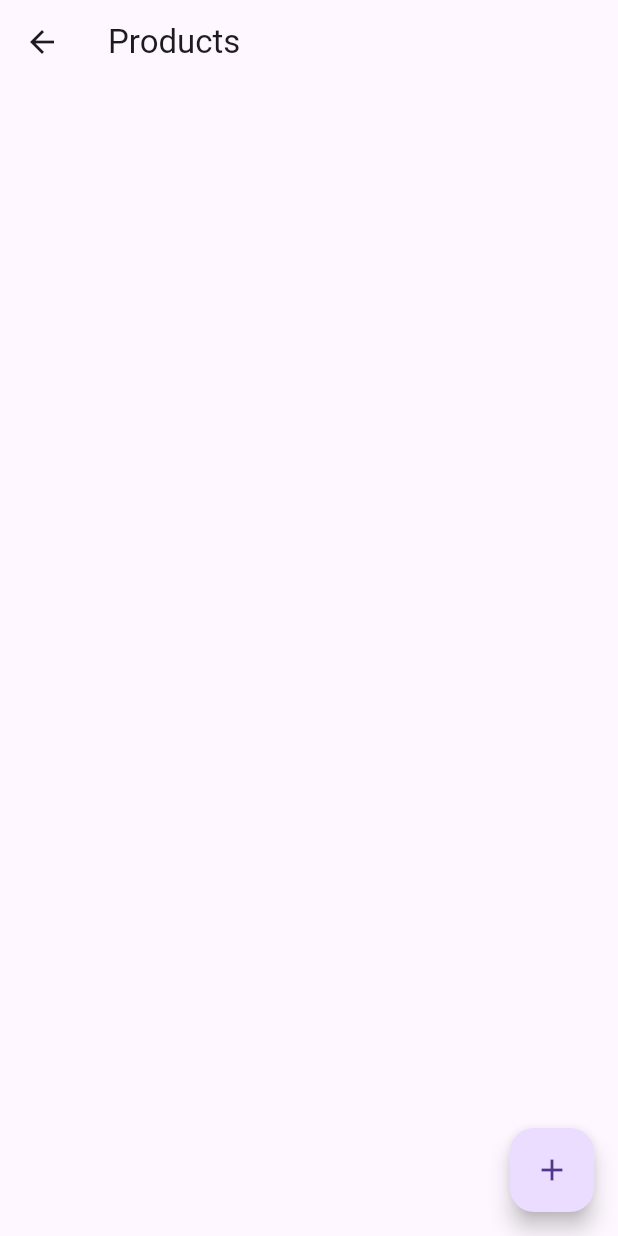
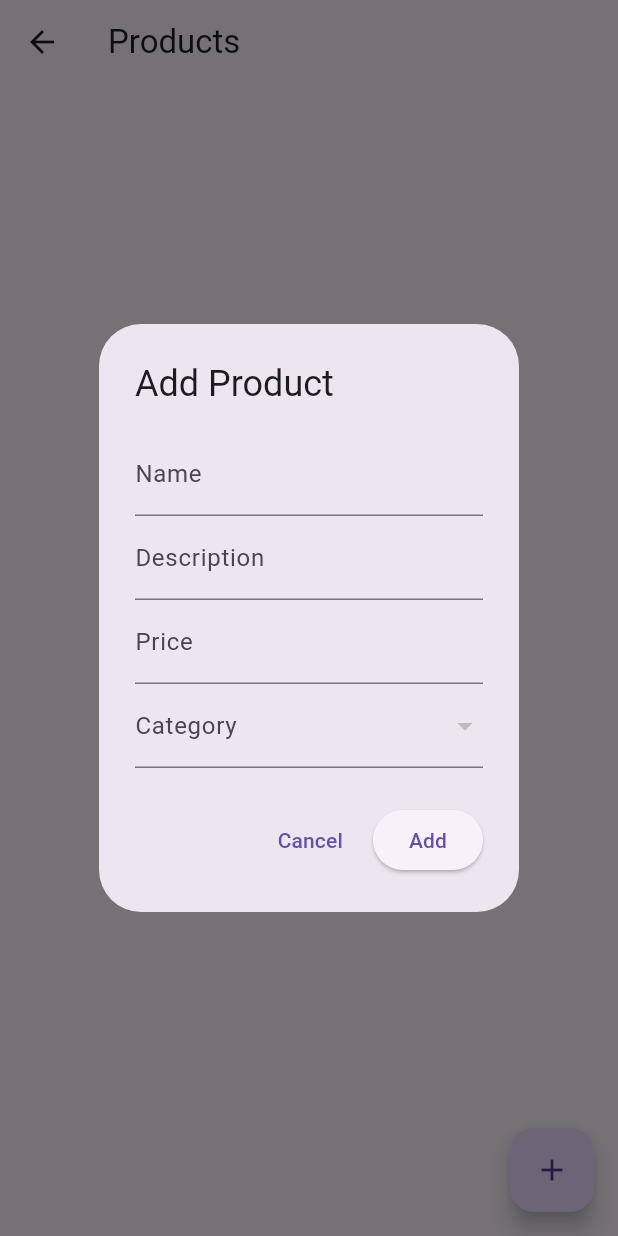
Before and after one commit to ShuangyiHu/E-Commerce-App, a Flutter app: the ProductPage screen opened directly, after a tap on the "add" icon, on a phone screen of 412 x 824 dp. Run offline on Flutter 3.47's test engine with Material 3 defaults, Android fonts, the phone set to English and light mode, and no system bars; our stand-ins replace sqflite; accounts and stored records are empty.

Commit message:
Complete product page

```diff
--- a/lib/pages/product_page.dart
+++ b/lib/pages/product_page.dart
@@ -11,11 +11,14 @@ class ProductPage extends StatefulWidget {
 class _ProductPageState extends State<ProductPage> {
   final DatabaseService dbService = DatabaseService();
   List<Product> products = [];
+  List<model.Category> categories = [];
+  model.Category? selectedCategory;
 
   @override
   void initState() {
     super.initState();
     _loadProducts();
+    _loadCategories();
   }
 
   Future<void> _loadProducts() async {
@@ -35,6 +38,11 @@ class _ProductPageState extends State<ProductPage> {
     setState(() {});
   }
 
+  Future<void> _loadCategories() async {
+    categories = await dbService.fetchAllCategories();
+    setState(() {});
+  }
+
   void _addProduct(String name, String description, double price,
       int categoryId, String categoryName) async {
     await dbService.insertProduct(Product(
@@ -42,9 +50,9 @@ class _ProductPageState extends State<ProductPage> {
       description: description,
       price: price,
       categoryId: categoryId,
-      categoryName: categoryName,
       imageUrl: '',
       stockQuantity: 10,
+      categoryName: categoryName,
     ));
     _loadProducts();
   }
@@ -55,47 +63,78 @@ class _ProductPageState extends State<ProductPage> {
   }
 
   void _deleteProduct(int id) async {
+    bool confirmed = await _showDeleteConfirmationDialog();
+    if (confirmed) {
       await dbService.deleteProduct(id);
       _loadProducts();
     }
+  }
 
-  void _showEditProductDialog(Product product) {
-    final nameController = TextEditingController(text: product.name);
-    final descController = TextEditingController(text: product.description);
-    final priceController =
-        TextEditingController(text: product.price.toString());
+  Future<bool> _showDeleteConfirmationDialog() async {
+    return await showDialog(
+          context: context,
+          builder: (context) => AlertDialog(
+            title: Text('Delete Product'),
+            content: Text('Are you sure you want to delete this product?'),
+            actions: [
+              TextButton(
+                onPressed: () => Navigator.of(context).pop(false),
+                child: Text('Cancel'),
+              ),
+              ElevatedButton(
+                onPressed: () => Navigator.of(context).pop(true),
+                child: Text('Delete'),
+              ),
+            ],
+          ),
+        ) ??
+        false;
+  }
+
+  void _showAddProductDialog() {
+    TextEditingController nameController = TextEditingController();
+    TextEditingController descriptionController = TextEditingController();
+    TextEditingController priceController = TextEditingController();
+    model.Category? selectedCategory;
 
     showDialog(
       context: context,
-      builder: (context) => AlertDialog(
-        title: Text('Edit Product'),
+      builder: (BuildContext context) {
+        return StatefulBuilder(
+          builder: (context, setState) {
+            return AlertDialog(
+              title: Text("Add Product"),
               content: SingleChildScrollView(
                 child: Column(
                   mainAxisSize: MainAxisSize.min,
                   children: [
                     TextField(
                       controller: nameController,
-                decoration: InputDecoration(
-                  labelText: 'Name',
-                  border: OutlineInputBorder(),
+                      decoration: InputDecoration(labelText: "Name"),
                     ),
+                    TextField(
+                      controller: descriptionController,
+                      decoration: InputDecoration(labelText: "Description"),
                     ),
-              SizedBox(height: 8),
-              TextField(
-                controller: descController,
-                decoration: InputDecoration(
-                  labelText: 'Description',
-                  border: OutlineInputBorder(),
-                ),
-              ),
-              SizedBox(height: 8),
                     TextField(
                       controller: priceController,
-                decoration: InputDecoration(
-                  labelText: 'Price',
-                  border: OutlineInputBorder(),
+                      decoration: InputDecoration(labelText: "Price"),
+                      keyboardType: TextInputType.number,
                     ),
-                keyboardType: TextInputType.number,
+                    DropdownButtonFormField<model.Category>(
+                      value: selectedCategory,
+                      items: categories.map((category) {
+                        return DropdownMenuItem<model.Category>(
+                          value: category,
+                          child: Text(category.name),
+                        );
+                      }).toList(),
+                      onChanged: (newCategory) {
+                        setState(() {
+                          selectedCategory = newCategory;
+                        });
+                      },
+                      decoration: InputDecoration(labelText: "Category"),
                     ),
                   ],
                 ),
@@ -103,56 +142,110 @@ class _ProductPageState extends State<ProductPage> {
               actions: [
                 TextButton(
                   onPressed: () => Navigator.of(context).pop(),
-            child: Text('Cancel'),
+                  child: Text("Cancel"),
                 ),
                 ElevatedButton(
                   onPressed: () {
                     final name = nameController.text;
-              final description = descController.text;
+                    final description = descriptionController.text;
                     final price = double.tryParse(priceController.text) ?? 0.0;
 
-              if (name.isNotEmpty) {
-                _updateProduct(
-                  product.copyWith(
+                    if (name.isNotEmpty && selectedCategory != null) {
+                      _addProduct(name, description, price,
+                          selectedCategory!.id!, selectedCategory!.name);
+                      Navigator.of(context).pop();
+                    }
+                  },
+                  child: Text("Add"),
+                ),
+              ],
+            );
+          },
+        );
+      },
+    );
+  }
+
+  void _showEditProductDialog(Product product) {
+    TextEditingController nameController =
+        TextEditingController(text: product.name);
+    TextEditingController descriptionController =
+        TextEditingController(text: product.description);
+    TextEditingController priceController =
+        TextEditingController(text: product.price.toString());
+    selectedCategory =
+        categories.firstWhere((category) => category.id == product.categoryId);
+
+    showDialog(
+      context: context,
+      builder: (BuildContext context) {
+        return StatefulBuilder(
+          builder: (context, setState) {
+            return AlertDialog(
+              title: Text("Edit Product"),
+              content: SingleChildScrollView(
+                child: Column(
+                  mainAxisSize: MainAxisSize.min,
+                  children: [
+                    TextField(
+                      controller: nameController,
+                      decoration: InputDecoration(labelText: "Name"),
+                    ),
+                    TextField(
+                      controller: descriptionController,
+                      decoration: InputDecoration(labelText: "Description"),
+                    ),
+                    TextField(
+                      controller: priceController,
+                      decoration: InputDecoration(labelText: "Price"),
+                      keyboardType: TextInputType.number,
+                    ),
+                    DropdownButtonFormField<model.Category>(
+                      value: selectedCategory,
+                      items: categories.map((category) {
+                        return DropdownMenuItem<model.Category>(
+                          value: category,
+                          child: Text(category.name),
+                        );
+                      }).toList(),
+                      onChanged: (newCategory) {
+                        setState(() {
+                          selectedCategory = newCategory;
+                        });
+                      },
+                      decoration: InputDecoration(labelText: "Category"),
+                    ),
+                  ],
+                ),
+              ),
+              actions: [
+                TextButton(
+                  onPressed: () => Navigator.of(context).pop(),
+                  child: Text("Cancel"),
+                ),
+                ElevatedButton(
+                  onPressed: () {
+                    final name = nameController.text;
+                    final description = descriptionController.text;
+                    final price = double.tryParse(priceController.text) ?? 0.0;
+
+                    if (name.isNotEmpty && selectedCategory != null) {
+                      _updateProduct(product.copyWith(
                         name: name,
                         description: description,
                         price: price,
-                  ),
-                );
+                        categoryId: selectedCategory!.id!,
+                      ));
                       Navigator.of(context).pop();
                     }
                   },
-            child: Text('Save'),
+                  child: Text("Save"),
                 ),
               ],
-      ),
             );
-  }
-
-  void _showDeleteConfirmationDialog(Product product) {
-    showDialog(
-      context: context,
-      builder: (context) => AlertDialog(
-        title: Text('Delete Product'),
-        content: Text('Are you sure you want to delete "${product.name}"?'),
-        actions: [
-          TextButton(
-            onPressed: () => Navigator.of(context).pop(), // Dismiss the dialog
-            child: Text('Cancel'),
-          ),
-          ElevatedButton(
-            style: ElevatedButton.styleFrom(
-              foregroundColor: Colors.white,
-              backgroundColor: Colors.red, // Set the button color to red
-            ),
-            onPressed: () {
-              _deleteProduct(product.id!); // Call the delete function
-              Navigator.of(context).pop(); // Dismiss the dialog
           },
-            child: Text('Delete'),
-          ),
-        ],
-      ),
+        );
+      },
     );
   }
 
@@ -170,7 +263,7 @@ class _ProductPageState extends State<ProductPage> {
               crossAxisAlignment: CrossAxisAlignment.start,
               children: [
                 Text(
-                    "Description: ${product.description == "" ? '--' : product.description}"),
+                    "Description: ${product.description.isEmpty ? '--' : product.description}"),
                 Text("Price: \$${product.price.toStringAsFixed(2)}"),
                 Text(
                     "Category: ${product.categoryId} (${product.categoryName})"),
@@ -181,13 +274,11 @@ class _ProductPageState extends State<ProductPage> {
               children: [
                 IconButton(
                   icon: Icon(Icons.edit),
-                  onPressed: () {
-                    _showEditProductDialog(product);
-                  },
+                  onPressed: () => _showEditProductDialog(product),
                 ),
                 IconButton(
                   icon: Icon(Icons.delete),
-                  onPressed: () => _showDeleteConfirmationDialog(product),
+                  onPressed: () => _deleteProduct(product.id!),
                 ),
               ],
             ),
@@ -195,9 +286,7 @@ class _ProductPageState extends State<ProductPage> {
         },
       ),
       floatingActionButton: FloatingActionButton(
-        onPressed: () {
-          // Add product dialog or function call here
-        },
+        onPressed: _showAddProductDialog,
         child: Icon(Icons.add),
       ),
     );
```
Also changed, not shown: 1 other file. Lines whose indentation alone changed are shown as unchanged.
